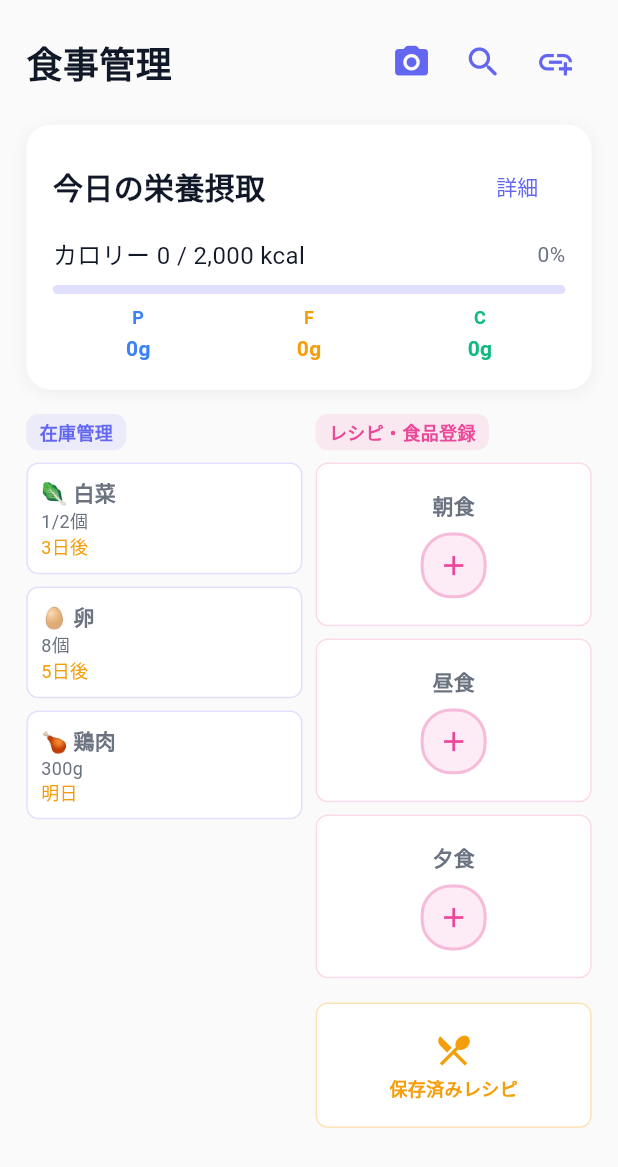
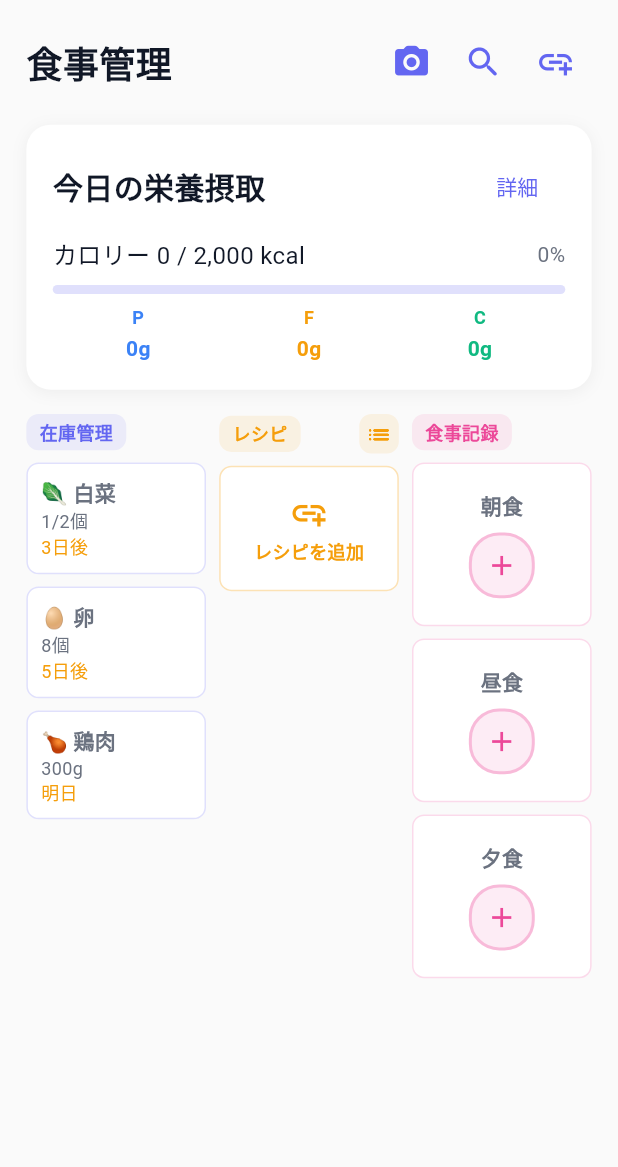
Before and after one commit to buta-tama-soba/wellco, a Flutter app: the MealManagementPage screen opened directly, on a phone screen of 412 x 824 dp. Shown: the top 1167 px of the screen. Run offline on Flutter 3.47's test engine with Material 3 defaults, Android fonts, the phone set to English and light mode, and no system bars; our stand-ins replace cached_network_image, drift, fl_chart, flutter_hooks, flutter_riverpod, flutter_screenutil and 2 more; missing offline and left inert: flutter_inappwebview, health; accounts and stored records are empty; generated files the repository leaves out were written again; statements that could not run were skipped.

Commit message:
Revert "feat: レシピカラムを非表示にして食事記録エリアに統合"
This reverts commit 03dc49d6d64e1e1aa3fd86393fa6a2ed4a91b5fa.

```diff
--- a/lib/presentation/pages/meal_management_page.dart
+++ b/lib/presentation/pages/meal_management_page.dart
@@ -527,15 +527,23 @@ class MealManagementPage extends HookConsumerWidget {
           ),
           SizedBox(width: AppConstants.paddingS.w),
 
-          // レシピ（一時的に非表示）
-          // Expanded(
-          //   child: _buildRecipeKanbanColumn(onRecipeListTap),
-          // ),
-          // SizedBox(width: AppConstants.paddingS.w),
+          // レシピ
+          Expanded(
+            child: _buildRecipeKanbanColumn(onRecipeListTap),
+          ),
+          SizedBox(width: AppConstants.paddingS.w),
 
           // 食事記録
           Expanded(
-            child: _buildMealRecordColumn(onRecipeListTap),
+            child: _buildKanbanColumn(
+              title: '食事記録',
+              color: AppColors.accent,
+              items: [
+                _buildMealSlot('朝食'),
+                _buildMealSlot('昼食'),
+                _buildMealSlot('夕食'),
+              ],
+            ),
           ),
         ],
       ),
@@ -606,51 +614,51 @@ class MealManagementPage extends HookConsumerWidget {
     );
   }
 
-  // Widget _buildRecipeItem(String name, String calories, String protein) {
-  //   return Container(
-  //     margin: EdgeInsets.only(bottom: AppConstants.paddingS.h),
-  //     padding: EdgeInsets.all(AppConstants.paddingS.w),
-  //     decoration: BoxDecoration(
-  //       color: AppColors.surface,
-  //       borderRadius: BorderRadius.circular(AppConstants.radiusS.r),
-  //       border: Border.all(color: AppColors.secondary.withOpacity(0.2)),
-  //     ),
-  //     child: Column(
-  //       crossAxisAlignment: CrossAxisAlignment.start,
-  //       children: [
-  //         Text(
-  //           name,
-  //           style: AppTextStyles.body2.copyWith(fontWeight: FontWeight.w600),
-  //         ),
-  //         Text(
-  //           calories,
-  //           style: AppTextStyles.caption,
-  //         ),
-  //         Text(
-  //           protein,
-  //           style: AppTextStyles.caption.copyWith(color: AppColors.info),
-  //         ),
-  //         SizedBox(height: 4.h),
-  //         Container(
-  //           width: double.infinity,
-  //           padding: EdgeInsets.symmetric(vertical: 4.h),
-  //           decoration: BoxDecoration(
-  //             color: AppColors.secondary,
-  //             borderRadius: BorderRadius.circular(4.r),
-  //           ),
-  //           child: Text(
-  //             '作る',
-  //             style: AppTextStyles.caption.copyWith(
-  //               color: Colors.white,
-  //               fontWeight: FontWeight.w600,
-  //             ),
-  //             textAlign: TextAlign.center,
-  //           ),
-  //         ),
-  //       ],
-  //     ),
-  //   );
-  // }
+  Widget _buildRecipeItem(String name, String calories, String protein) {
+    return Container(
+      margin: EdgeInsets.only(bottom: AppConstants.paddingS.h),
+      padding: EdgeInsets.all(AppConstants.paddingS.w),
+      decoration: BoxDecoration(
+        color: AppColors.surface,
+        borderRadius: BorderRadius.circular(AppConstants.radiusS.r),
+        border: Border.all(color: AppColors.secondary.withOpacity(0.2)),
+      ),
+      child: Column(
+        crossAxisAlignment: CrossAxisAlignment.start,
+        children: [
+          Text(
+            name,
+            style: AppTextStyles.body2.copyWith(fontWeight: FontWeight.w600),
+          ),
+          Text(
+            calories,
+            style: AppTextStyles.caption,
+          ),
+          Text(
+            protein,
+            style: AppTextStyles.caption.copyWith(color: AppColors.info),
+          ),
+          SizedBox(height: 4.h),
+          Container(
+            width: double.infinity,
+            padding: EdgeInsets.symmetric(vertical: 4.h),
+            decoration: BoxDecoration(
+              color: AppColors.secondary,
+              borderRadius: BorderRadius.circular(4.r),
+            ),
+            child: Text(
+              '作る',
+              style: AppTextStyles.caption.copyWith(
+                color: Colors.white,
+                fontWeight: FontWeight.w600,
+              ),
+              textAlign: TextAlign.center,
+            ),
+          ),
+        ],
+      ),
+    );
+  }
 
   Widget _buildMealSlot(String mealType) {
     return Container(
@@ -691,10 +699,13 @@ class MealManagementPage extends HookConsumerWidget {
     );
   }
 
-  /// 食事記録専用のカンバンカラム（レシピ・食品登録ボタンを含む）
-  Widget _buildMealRecordColumn(VoidCallback onRecipeListTap) {
+  /// レシピ専用のカンバンカラム
+  Widget _buildRecipeKanbanColumn(VoidCallback onListTap) {
     return Column(
       crossAxisAlignment: CrossAxisAlignment.start,
+      children: [
+        // ヘッダー（タイトル + 一覧ボタン）
+        Row(
           children: [
             Container(
               padding: EdgeInsets.symmetric(
@@ -702,45 +713,76 @@ class MealManagementPage extends HookConsumerWidget {
                 vertical: 4.h,
               ),
               decoration: BoxDecoration(
-            color: AppColors.accent.withOpacity(0.1),
+                color: AppColors.secondary.withOpacity(0.1),
                 borderRadius: BorderRadius.circular(AppConstants.radiusS.r),
               ),
               child: Text(
-            'レシピ・食品登録',
+                'レシピ',
                 style: AppTextStyles.caption.copyWith(
-              color: AppColors.accent,
+                  color: AppColors.secondary,
                   fontWeight: FontWeight.w600,
                 ),
               ),
             ),
-        SizedBox(height: AppConstants.paddingS.h),
-        Expanded(
-          child: ListView(
-            children: [
-              _buildMealSlot('朝食'),
-              _buildMealSlot('昼食'),
-              _buildMealSlot('夕食'),
-              SizedBox(height: AppConstants.paddingS.h),
-              // レシピ・食品登録ボタン
-              _buildRecipeRegistrationButton(onRecipeListTap),
-            ],
+            const Spacer(),
+            GestureDetector(
+              onTap: onListTap,
+              child: Container(
+                padding: EdgeInsets.all(4.w),
+                decoration: BoxDecoration(
+                  color: AppColors.secondary.withOpacity(0.1),
+                  borderRadius: BorderRadius.circular(AppConstants.radiusS.r),
+                ),
+                child: Icon(
+                  Icons.list_rounded,
+                  size: 16.w,
+                  color: AppColors.secondary,
+                ),
               ),
             ),
           ],
-    );
-  }
+        ),
+        SizedBox(height: AppConstants.paddingS.h),
 
-  /// レシピ・食品登録ボタン
-  Widget _buildRecipeRegistrationButton(VoidCallback onRecipeListTap) {
-    return Container(
-      margin: EdgeInsets.only(bottom: AppConstants.paddingS.h),
-      child: Material(
-        color: Colors.transparent,
-        child: InkWell(
-          borderRadius: BorderRadius.circular(AppConstants.radiusS.r),
-          onTap: onRecipeListTap,
+        // レシピアイテム
+        Expanded(
+          child: Consumer(
+            builder: (context, ref, child) {
+              final recentRecipesAsync = ref.watch(recentRecipesProvider);
+
+              return recentRecipesAsync.when(
+                data: (recipes) {
+                  final displayRecipes = recipes.take(3).toList(); // カンバンでは最大3件
+
+                  return ListView(
+                    children: [
+                      // 実際のレシピデータを表示
+                      ...displayRecipes.map((recipe) => _buildKanbanRecipeItem(
+                        context,
+                        recipe: recipe,
+                        onTap: () => Navigator.push(
+                          context,
+                          MaterialPageRoute(
+                            builder: (context) => RecipeViewerPage(
+                              url: recipe.url,
+                              title: recipe.title,
+                            ),
+                          ),
+                        ),
+                      )),
+
+                      // レシピがない場合は追加ボタンを表示
+                      if (displayRecipes.isEmpty)
+                        _buildAddRecipeButton(context),
+
+                      // もっと見るボタン（レシピが3件以上ある場合）
+                      if (recipes.length > 3 || displayRecipes.isNotEmpty)
+                        Container(
+                          margin: EdgeInsets.only(top: AppConstants.paddingS.h),
+                          child: GestureDetector(
+                            onTap: onListTap,
                             child: Container(
-            padding: EdgeInsets.all(AppConstants.paddingM.w),
+                              padding: EdgeInsets.all(AppConstants.paddingS.w),
                               decoration: BoxDecoration(
                                 color: AppColors.surface,
                                 borderRadius: BorderRadius.circular(AppConstants.radiusS.r),
@@ -749,16 +791,17 @@ class MealManagementPage extends HookConsumerWidget {
                                   style: BorderStyle.solid,
                                 ),
                               ),
-            child: Column(
+                              child: Row(
+                                mainAxisAlignment: MainAxisAlignment.center,
                                 children: [
                                   Icon(
-                  Icons.restaurant_menu,
+                                    Icons.more_horiz,
+                                    size: 16.w,
                                     color: AppColors.secondary,
-                  size: 24.w,
                                   ),
-                SizedBox(height: 4.h),
+                                  SizedBox(width: 4.w),
                                   Text(
-                  '保存済みレシピ',
+                                    displayRecipes.isEmpty ? 'レシピを追加' : 'もっと見る',
                                     style: AppTextStyles.caption.copyWith(
                                       color: AppColors.secondary,
                                       fontWeight: FontWeight.w600,
@@ -769,157 +812,41 @@ class MealManagementPage extends HookConsumerWidget {
                             ),
                           ),
                         ),
+                    ],
+                  );
+                },
+                loading: () => const Center(
+                  child: Padding(
+                    padding: EdgeInsets.all(16.0),
+                    child: CircularProgressIndicator(),
+                  ),
+                ),
+                error: (error, stack) => Center(
+                  child: Column(
+                    mainAxisAlignment: MainAxisAlignment.center,
+                    children: [
+                      Icon(
+                        Icons.error_outline,
+                        size: 32,
+                        color: AppColors.error,
+                      ),
+                      const SizedBox(height: 8),
+                      Text(
+                        'エラー',
+                        style: AppTextStyles.caption.copyWith(
+                          color: AppColors.error,
+                        ),
+                      ),
+                    ],
+                  ),
+                ),
+              );
+            },
+          ),
+        ),
+      ],
     );
   }
-
-  /// レシピ専用のカンバンカラム（一時的に非表示のため未使用）
-  // Widget _buildRecipeKanbanColumn(VoidCallback onListTap) {
-  //   return Column(
-  //     crossAxisAlignment: CrossAxisAlignment.start,
-  //     children: [
-  //       // ヘッダー（タイトル + 一覧ボタン）
-  //       Row(
-  //         children: [
-  //           Container(
-  //             padding: EdgeInsets.symmetric(
-  //               horizontal: AppConstants.paddingS.w,
-  //               vertical: 4.h,
-  //             ),
-  //             decoration: BoxDecoration(
-  //               color: AppColors.secondary.withOpacity(0.1),
-  //               borderRadius: BorderRadius.circular(AppConstants.radiusS.r),
-  //             ),
-  //             child: Text(
-  //               'レシピ',
-  //               style: AppTextStyles.caption.copyWith(
-  //                 color: AppColors.secondary,
-  //                 fontWeight: FontWeight.w600,
-  //               ),
-  //             ),
-  //           ),
-  //           const Spacer(),
-  //           GestureDetector(
-  //             onTap: onListTap,
-  //             child: Container(
-  //               padding: EdgeInsets.all(4.w),
-  //               decoration: BoxDecoration(
-  //                 color: AppColors.secondary.withOpacity(0.1),
-  //                 borderRadius: BorderRadius.circular(AppConstants.radiusS.r),
-  //               ),
-  //               child: Icon(
-  //                 Icons.list_rounded,
-  //                 size: 16.w,
-  //                 color: AppColors.secondary,
-  //               ),
-  //             ),
-  //           ),
-  //         ],
-  //       ),
-  //       SizedBox(height: AppConstants.paddingS.h),
-  //
-  //       // レシピアイテム
-  //       Expanded(
-  //         child: Consumer(
-  //           builder: (context, ref, child) {
-  //             final recentRecipesAsync = ref.watch(recentRecipesProvider);
-  //
-  //             return recentRecipesAsync.when(
-  //               data: (recipes) {
-  //                 final displayRecipes = recipes.take(3).toList(); // カンバンでは最大3件
-  //
-  //                 return ListView(
-  //                   children: [
-  //                     // 実際のレシピデータを表示
-  //                     ...displayRecipes.map((recipe) => _buildKanbanRecipeItem(
-  //                       context,
-  //                       recipe: recipe,
-  //                       onTap: () => Navigator.push(
-  //                         context,
-  //                         MaterialPageRoute(
-  //                           builder: (context) => RecipeViewerPage(
-  //                             url: recipe.url,
-  //                             title: recipe.title,
-  //                           ),
-  //                         ),
-  //                       ),
-  //                     )),
-  //
-  //                     // レシピがない場合は追加ボタンを表示
-  //                     if (displayRecipes.isEmpty)
-  //                       _buildAddRecipeButton(context),
-  //
-  //                     // もっと見るボタン（レシピが3件以上ある場合）
-  //                     if (recipes.length > 3 || displayRecipes.isNotEmpty)
-  //                       Container(
-  //                         margin: EdgeInsets.only(top: AppConstants.paddingS.h),
-  //                         child: GestureDetector(
-  //                           onTap: onListTap,
-  //                           child: Container(
-  //                             padding: EdgeInsets.all(AppConstants.paddingS.w),
-  //                             decoration: BoxDecoration(
-  //                               color: AppColors.surface,
-  //                               borderRadius: BorderRadius.circular(AppConstants.radiusS.r),
-  //                               border: Border.all(
-  //                                 color: AppColors.secondary.withOpacity(0.3),
-  //                                 style: BorderStyle.solid,
-  //                               ),
-  //                             ),
-  //                             child: Row(
-  //                               mainAxisAlignment: MainAxisAlignment.center,
-  //                               children: [
-  //                                 Icon(
-  //                                   Icons.more_horiz,
-  //                                   size: 16.w,
-  //                                   color: AppColors.secondary,
-  //                                 ),
-  //                                 SizedBox(width: 4.w),
-  //                                 Text(
-  //                                   displayRecipes.isEmpty ? 'レシピを追加' : 'もっと見る',
-  //                                   style: AppTextStyles.caption.copyWith(
-  //                                     color: AppColors.secondary,
-  //                                     fontWeight: FontWeight.w600,
-  //                                   ),
-  //                                 ),
-  //                               ],
-  //                             ),
-  //                           ),
-  //                         ),
-  //                       ),
-  //                   ],
-  //                 );
-  //               },
-  //               loading: () => const Center(
-  //                 child: Padding(
-  //                   padding: EdgeInsets.all(16.0),
-  //                   child: CircularProgressIndicator(),
-  //                 ),
-  //               ),
-  //               error: (error, stack) => Center(
-  //                 child: Column(
-  //                   mainAxisAlignment: MainAxisAlignment.center,
-  //                   children: [
-  //                     Icon(
-  //                       Icons.error_outline,
-  //                       size: 32,
-  //                       color: AppColors.error,
-  //                     ),
-  //                     const SizedBox(height: 8),
-  //                     Text(
-  //                       'エラー',
-  //                       style: AppTextStyles.caption.copyWith(
-  //                         color: AppColors.error,
-  //                       ),
-  //                     ),
-  //                   ],
-  //                 ),
-  //               ),
-  //             );
-  //           },
-  //         ),
-  //       ),
-  //     ],
-  //   );
-  // }
 
 
   /// フィルタータブ
```
Lines whose indentation alone changed are shown as unchanged.
